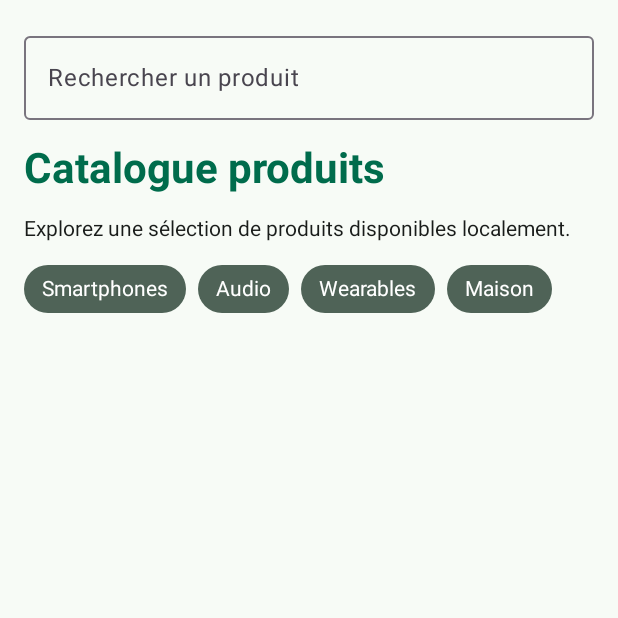
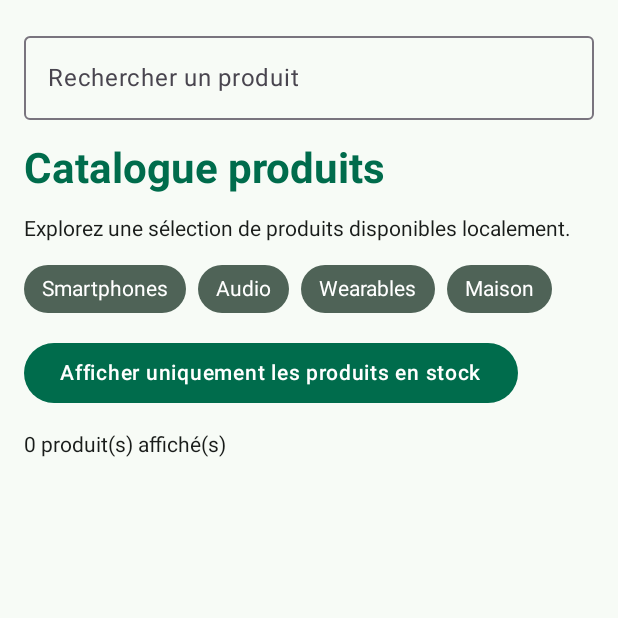
Before and after one commit to Paul-Raynaud/ProjetFilRouge---JetPackCompose, an Android app built with Jetpack Compose: the composable ProductCatalogScreen called with empty values, on a phone screen of 412 x 824 dp, the top half of it. Run offline under Robolectric (Android 15) with nearby library versions, the phone set to English and light mode, and no system bars.

Commit message:
TP8 - ajout du bouton Activer/désactiver filtre

```diff
--- a/app/src/main/java/com/example/productexplorer/MainActivity.kt
+++ b/app/src/main/java/com/example/productexplorer/MainActivity.kt
@@ -1,5 +1,6 @@
 package com.example.productexplorer
 
+import android.R
 import android.os.Bundle
 import androidx.activity.ComponentActivity
 import androidx.activity.compose.setContent
@@ -544,6 +545,27 @@ fun ProductCatalogScreen(
                 }
             )
         }
+        item {
+            Button(
+                onClick = {
+                    showOnlyInStock = !showOnlyInStock
+                }
+            ) {
+                Text(
+                    text = if (showOnlyInStock){
+                        "Afficher tous les produits"
+                    } else {
+                        "Afficher uniquement les produits en stock"
+                    }
+                )
+            }
+        }
+        item {
+            Text(
+                text = "${filteredProducts.size} produit(s) affiché(s)",
+                style = MaterialTheme.typography.bodyMedium
+            )
+        }
 
     }
 }
```
